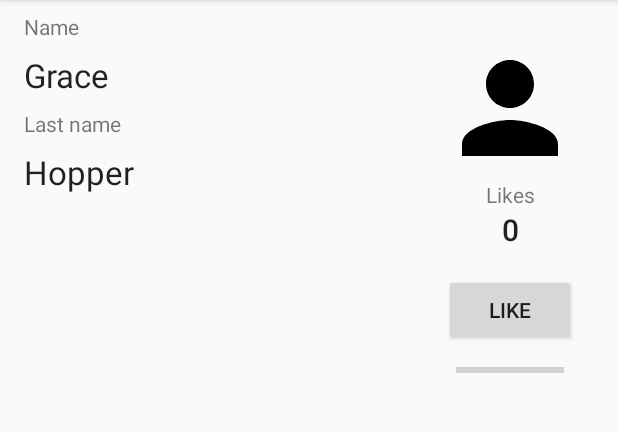
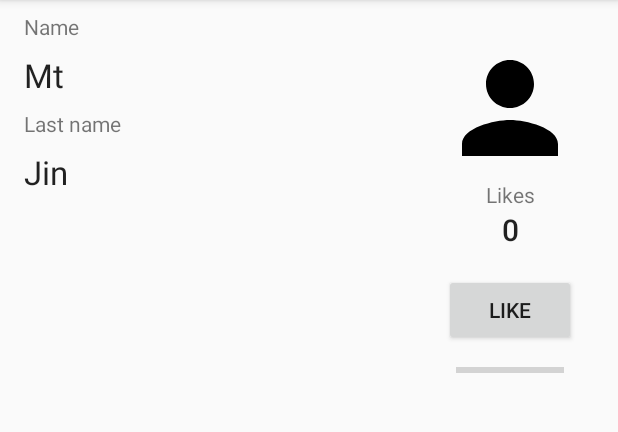
Before and after one commit to mtjin/android_databinding_study, an Android app: the screen it shows after launch (PlainOldActivity), on a phone screen of 412 x 824 dp, the part 84-516 px from its top. Run offline under Robolectric (Android 15) with nearby library versions, the phone set to English and light mode, and no system bars; our stand-ins replace data binding.

Commit message:
change inflation and remove UI calls from activity

```diff
--- a/android-databinding-master/app/src/main/java/com/example/android/databinding/basicsample/ui/PlainOldActivity.kt
+++ b/android-databinding-master/app/src/main/java/com/example/android/databinding/basicsample/ui/PlainOldActivity.kt
@@ -27,10 +27,12 @@ import android.widget.TextView
 import androidx.appcompat.app.AppCompatActivity
 import androidx.core.content.ContextCompat
 import androidx.core.widget.ImageViewCompat
+import androidx.databinding.DataBindingUtil
 import androidx.lifecycle.ViewModelProviders
 import com.example.android.databinding.basicsample.R
 import com.example.android.databinding.basicsample.data.Popularity
 import com.example.android.databinding.basicsample.data.SimpleViewModel
+import com.example.android.databinding.basicsample.databinding.PlainActivityBinding
 
 /**
  * Plain old activity with lots of problems to fix.
@@ -42,11 +44,11 @@ class PlainOldActivity : AppCompatActivity() {
 
     override fun onCreate(savedInstanceState: Bundle?) {
         super.onCreate(savedInstanceState)
+        // 데이터 바인딩
+        var binding: PlainActivityBinding = DataBindingUtil.setContentView(this, R.layout.plain_activity)
+        binding.name ="Mt"
+        binding.lastName = "Jin"
 
-        setContentView(R.layout.plain_activity)
-
-        // TODO: Explicitly setting initial values is a bad pattern. We'll fix that.
-        updateName()
         updateLikes()
     }
 
@@ -57,14 +59,6 @@ class PlainOldActivity : AppCompatActivity() {
     fun onLike(view: View) {
         viewModel.onLike()
         updateLikes()
-    }
-
-    /**
-     * So much findViewById! We'll fix that with Data Binding.
-     */
-    private fun updateName() {
-        findViewById<TextView>(R.id.plain_name).text = viewModel.name
-        findViewById<TextView>(R.id.plain_lastname).text = viewModel.lastName
     }
 
     /**
```
